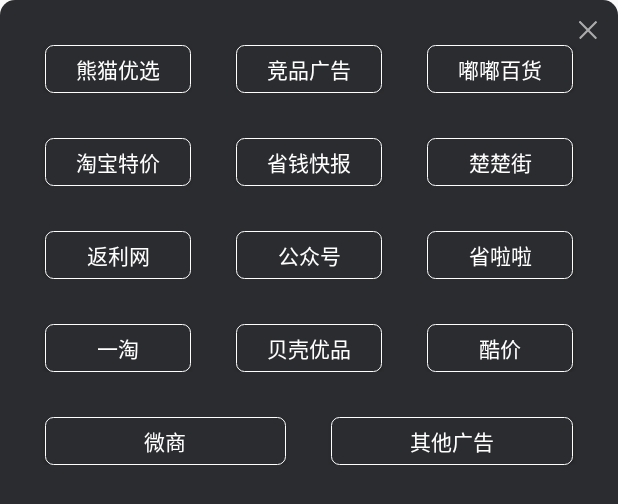
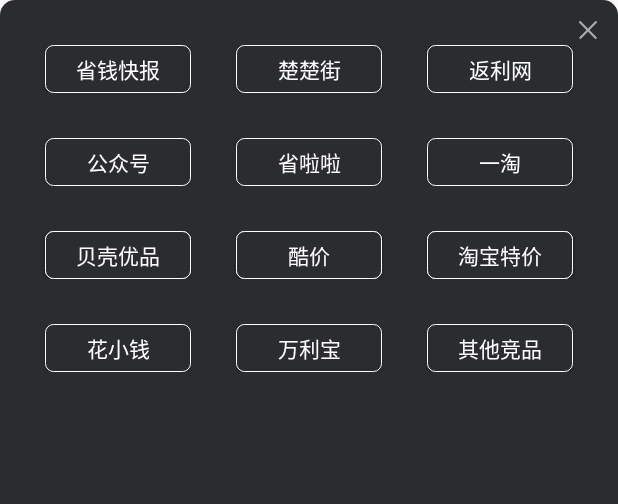
Before and after one commit to cxt520ppgsh/cxtDemo, an Android app: the layout set_tag_dialog_layout.xml on its own in the app's theme, with its tools: preview values and no code run, on a phone screen of 412 x 824 dp. Shown: the top 504 px of the screen. Run offline under Robolectric (Android 15) with nearby library versions, the phone set to English and light mode, and no system bars.

Commit message:
打标签

```diff
--- a/app/src/main/java/com/lukou/publishervideo/utils/netUtils/KuaishouHttpResult.java
+++ b/app/src/main/java/com/lukou/publishervideo/utils/netUtils/KuaishouHttpResult.java
@@ -15,5 +15,6 @@ public class KuaishouHttpResult<T> {
     public String msg;
     public int code;
     public String title;
+    public String data;
     public List<T> list;
 }
--- a/app/src/main/res/layout/activity_home.xml
+++ b/app/src/main/res/layout/activity_home.xml
@@ -3,15 +3,19 @@
 <android.support.constraint.ConstraintLayout xmlns:android="http://schemas.android.com/apk/res/android"
     xmlns:app="http://schemas.android.com/apk/res-auto"
     xmlns:tools="http://schemas.android.com/tools"
-    android:id="@+id/swipeRefreshLayout"
     android:layout_width="match_parent"
     android:layout_height="match_parent">
 
+    <android.support.v4.widget.SwipeRefreshLayout
+        android:id="@+id/swipeRefreshLayout"
+        android:layout_width="match_parent"
+        android:layout_height="match_parent">
 
     <com.lukou.publishervideo.widget.VideoRecycleView
         android:id="@+id/rv"
         android:layout_width="match_parent"
         android:layout_height="match_parent"></com.lukou.publishervideo.widget.VideoRecycleView>
+    </android.support.v4.widget.SwipeRefreshLayout>
 
     <com.lukou.publishervideo.widget.TextImageView
         android:id="@+id/asigner"
--- a/app/src/main/res/layout/set_tag_dialog_layout.xml
+++ b/app/src/main/res/layout/set_tag_dialog_layout.xml
@@ -22,7 +22,7 @@
             android:layout_height="32dp"
             android:layout_weight="1"
             android:background="@drawable/main_dialog_bt_selecter"
-            android:text="熊猫优选"
+            android:text="省钱快报"
             android:textColor="@color/white"
             android:textSize="@dimen/text_medium" />
 
@@ -35,7 +35,7 @@
             android:layout_height="32dp"
             android:layout_weight="1"
             android:background="@drawable/main_dialog_bt_selecter"
-            android:text="竞品广告"
+            android:text="楚楚街"
             android:textColor="@color/white"
             android:textSize="@dimen/text_medium" />
 
@@ -48,7 +48,7 @@
             android:layout_height="32dp"
             android:layout_weight="1"
             android:background="@drawable/main_dialog_bt_selecter"
-            android:text="嘟嘟百货"
+            android:text="返利网"
             android:textColor="@color/white"
             android:textSize="@dimen/text_medium" />
 
@@ -74,7 +74,7 @@
             android:layout_height="32dp"
             android:layout_weight="1"
             android:background="@drawable/main_dialog_bt_selecter"
-            android:text="淘宝特价"
+            android:text="公众号"
             android:textColor="@color/white"
             android:textSize="@dimen/text_medium" />
 
@@ -87,7 +87,7 @@
             android:layout_height="32dp"
             android:layout_weight="1"
             android:background="@drawable/main_dialog_bt_selecter"
-            android:text="省钱快报"
+            android:text="省啦啦"
             android:textColor="@color/white"
             android:textSize="@dimen/text_medium" />
 
@@ -100,7 +100,7 @@
             android:layout_height="32dp"
             android:layout_weight="1"
             android:background="@drawable/main_dialog_bt_selecter"
-            android:text="楚楚街"
+            android:text="一淘"
             android:textColor="@color/white"
             android:textSize="@dimen/text_medium" />
 
@@ -160,27 +160,13 @@
             android:layout_width="@dimen/margin_30_dp"
             android:layout_height="wrap_content" />
     </LinearLayout>
-
     <LinearLayout
         android:id="@+id/layout4"
         android:layout_width="match_parent"
         android:layout_height="wrap_content"
-        android:layout_below="@id/layout3"
+        android:layout_below="@id/layout2"
         android:layout_marginTop="@dimen/margin_30_dp"
         android:orientation="horizontal">
-
-        <Space
-            android:layout_width="@dimen/margin_30_dp"
-            android:layout_height="wrap_content" />
-
-        <Button
-            android:layout_width="0dp"
-            android:layout_height="32dp"
-            android:layout_weight="1"
-            android:background="@drawable/main_dialog_bt_selecter"
-            android:text="一淘"
-            android:textColor="@color/white"
-            android:textSize="@dimen/text_medium" />
 
         <Space
             android:layout_width="@dimen/margin_30_dp"
@@ -211,15 +197,27 @@
         <Space
             android:layout_width="@dimen/margin_30_dp"
             android:layout_height="wrap_content" />
+
+        <Button
+            android:layout_width="0dp"
+            android:layout_height="32dp"
+            android:layout_weight="1"
+            android:background="@drawable/main_dialog_bt_selecter"
+            android:text="淘宝特价"
+            android:textColor="@color/white"
+            android:textSize="@dimen/text_medium" />
+
+        <Space
+            android:layout_width="@dimen/margin_30_dp"
+            android:layout_height="wrap_content" />
     </LinearLayout>
-
     <LinearLayout
         android:id="@+id/layout5"
         android:layout_width="match_parent"
         android:layout_height="wrap_content"
         android:layout_below="@id/layout4"
+        android:layout_marginTop="@dimen/margin_30_dp"
         android:layout_marginBottom="@dimen/margin_30_dp"
-        android:layout_marginTop="@dimen/margin_30_dp"
         android:orientation="horizontal">
 
         <Space
@@ -231,7 +229,7 @@
             android:layout_height="32dp"
             android:layout_weight="1"
             android:background="@drawable/main_dialog_bt_selecter"
-            android:text="微商"
+            android:text="花小钱"
             android:textColor="@color/white"
             android:textSize="@dimen/text_medium" />
 
@@ -244,14 +242,26 @@
             android:layout_height="32dp"
             android:layout_weight="1"
             android:background="@drawable/main_dialog_bt_selecter"
-            android:text="其他广告"
+            android:text="万利宝"
             android:textColor="@color/white"
             android:textSize="@dimen/text_medium" />
 
         <Space
             android:layout_width="@dimen/margin_30_dp"
-            android:layout_height="wrap_content"></Space>
+            android:layout_height="wrap_content" />
 
+        <Button
+            android:layout_width="0dp"
+            android:layout_height="32dp"
+            android:layout_weight="1"
+            android:background="@drawable/main_dialog_bt_selecter"
+            android:text="其他竞品"
+            android:textColor="@color/white"
+            android:textSize="@dimen/text_medium" />
+
+        <Space
+            android:layout_width="@dimen/margin_30_dp"
+            android:layout_height="wrap_content" />
     </LinearLayout>
 
     <ImageView
```
Also changed, not shown: app/src/main/java/com/lukou/publishervideo/base/BaseDialog.java (+0 -7 lines), app/src/main/java/com/lukou/publishervideo/bean/PublisherVideo.java (+11 -0 lines), app/src/main/java/com/lukou/publishervideo/mvp/home/adapter/HomeRvAdapter.java (+42 -1 lines), app/src/main/java/com/lukou/publishervideo/mvp/home/p/HomeActivityPresenter.java (+8 -11 lines), app/src/main/java/com/lukou/publishervideo/mvp/home/v/activity/HomeActivity.java (+4 -3 lines), app/src/main/java/com/lukou/publishervideo/mvp/home/v/dialog/SetTagDialog.java (+30 -6 lines), app/src/main/java/com/lukou/publishervideo/utils/TagUtil.java (added, +37 -0 lines), app/src/main/java/com/lukou/publishervideo/utils/netUtils/ApiFactory.java (+5 -12 lines), app/src/main/java/com/lukou/publishervideo/utils/netUtils/ApiService.java (+8 -7 lines), app/src/main/java/com/lukou/publishervideo/widget/VideoRecycleView.java (+24 -1 lines).
